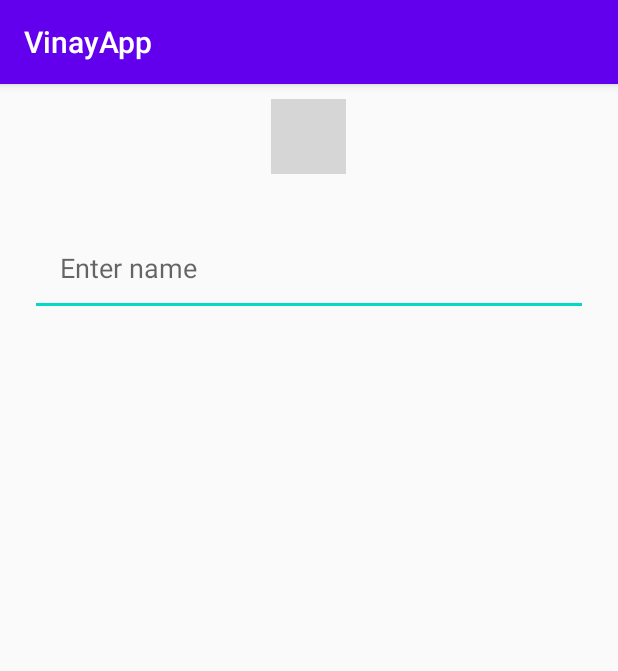
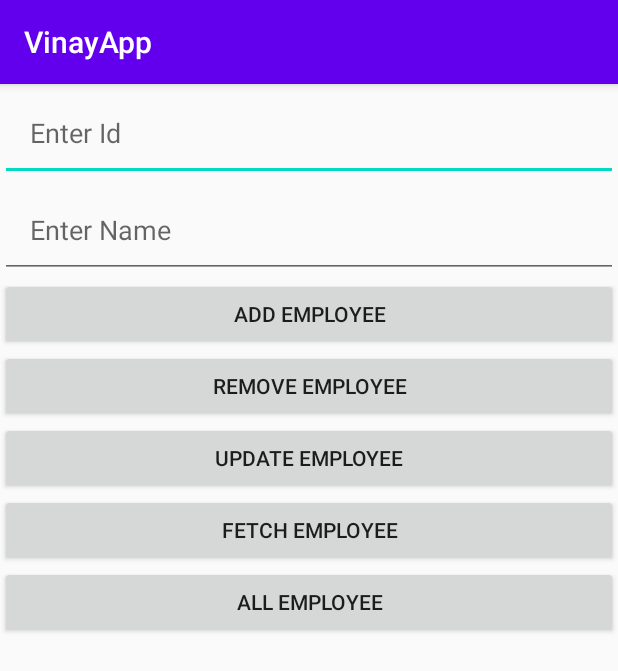
Before and after one commit to deepsingh44/vinayapp, an Android app: the MainActivity screen opened directly, with no data from a screen before it, on a phone screen of 412 x 824 dp. Shown: the top 671 px of the screen. Run offline under Robolectric (Android 15) with nearby library versions, the phone set to English and light mode, and no system bars; grey boxes are pictures that could not be loaded.

```diff
--- a/app/src/main/java/com/deepsingh44/vinayapp/Employee.java
+++ b/app/src/main/java/com/deepsingh44/vinayapp/Employee.java
@@ -1,6 +1,8 @@
 package com.deepsingh44.vinayapp;
 
-public class Employee {
+import java.io.Serializable;
+
+public class Employee implements Serializable {
     private int id;
     private String name;
 
--- a/app/src/main/java/com/deepsingh44/vinayapp/MainActivity.java
+++ b/app/src/main/java/com/deepsingh44/vinayapp/MainActivity.java
@@ -3,74 +3,87 @@ package com.deepsingh44.vinayapp;
 import androidx.annotation.Nullable;
 import androidx.appcompat.app.AppCompatActivity;
 
+import android.content.Intent;
 import android.os.Bundle;
 import android.util.Log;
 import android.view.View;
+import android.webkit.WebView;
 import android.widget.AdapterView;
 import android.widget.ArrayAdapter;
 import android.widget.AutoCompleteTextView;
+import android.widget.EditText;
 import android.widget.MultiAutoCompleteTextView;
 import android.widget.Spinner;
 import android.widget.Toast;
 
+import java.util.ArrayList;
+import java.util.List;
+
 public class MainActivity extends AppCompatActivity {
-    String[] names = {"sonu","abhi", "suresh","ajay"};
+    Database db;
+    EditText tid, tname;
 
     @Override
     protected void onCreate(@Nullable Bundle savedInstanceState) {
         super.onCreate(savedInstanceState);
         setContentView(R.layout.activity_main);
-
-        MultiAutoCompleteTextView ac=findViewById(R.id.multi);
-        ac.setAdapter(new ArrayAdapter<String>(this,android.R.layout.simple_list_item_1,names));
-        ac.setThreshold(1);
-        ac.setTokenizer(new MultiAutoCompleteTextView.CommaTokenizer());
-
-        ac.setOnItemClickListener(new AdapterView.OnItemClickListener() {
-            @Override
-            public void onItemClick(AdapterView<?> parent, View view, int position, long id) {
-                String name=parent.getItemAtPosition(position).toString();
-
-                //Toast.makeText(MainActivity.this,name, Toast.LENGTH_SHORT).show();
-                Log.e("error",name);
-            }
-        });
-
-        /*AutoCompleteTextView ac=findViewById(R.id.auto);
-        ac.setAdapter(new ArrayAdapter<String>(this,android.R.layout.simple_list_item_1,names));
-        ac.setThreshold(1);
-
-
-        ac.setOnItemClickListener(new AdapterView.OnItemClickListener() {
-            @Override
-            public void onItemClick(AdapterView<?> parent, View view, int position, long id) {
-                String name=parent.getItemAtPosition(position).toString();
-
-                //Toast.makeText(MainActivity.this,name, Toast.LENGTH_SHORT).show();
-                Log.e("error",name);
-            }
-        });*/
-
-
-        /*Spinner spn = findViewById(R.id.spn);
-        spn.setAdapter(new ArrayAdapter<String>(this,R.layout.item,names));
-
-        spn.setOnItemSelectedListener(new AdapterView.OnItemSelectedListener() {
-            @Override
-            public void onItemSelected(AdapterView<?> parent, View view, int position, long id) {
-                String item=parent.getItemAtPosition(position).toString();
-                //parent.setSelection(1);
-                if(!item.equalsIgnoreCase("select name")){
-                    Toast.makeText(MainActivity.this, item, Toast.LENGTH_SHORT).show();
-                }
-            }
-
-            @Override
-            public void onNothingSelected(AdapterView<?> parent) {
-
-            }
-        });*/
+        db = new Database(this);
+        tid = findViewById(R.id.id);
+        tname = findViewById(R.id.name);
 
     }
 
+    public void addEmployee(View view) {
+        Employee e = new Employee();
+        e.setId(Integer.parseInt(tid.getText().toString()));
+        e.setName(tname.getText().toString());
+        long l = db.insert(e);
+        if (l > 0) {
+            Toast.makeText(this, "Add", Toast.LENGTH_SHORT).show();
+        } else {
+            Toast.makeText(this, "Fail", Toast.LENGTH_SHORT).show();
+        }
+    }
+
+    public void removeEmployee(View view) {
+        //Employee employee=db.getEmployee(Integer.parseInt(tid.getText().toString()));
+        long l = db.delete(Integer.parseInt(tid.getText().toString()));
+        if (l > 0) {
+            Toast.makeText(this, "delete", Toast.LENGTH_SHORT).show();
+        } else {
+            Toast.makeText(this, "Fail", Toast.LENGTH_SHORT).show();
+        }
+    }
+
+    public void updateEmployee(View view) {
+        Employee employee = db.getEmployee(Integer.parseInt(tid.getText().toString()));
+        employee.setName(tname.getText().toString());
+        long l = db.update(employee);
+        if (l > 0) {
+            Toast.makeText(this, "update", Toast.LENGTH_SHORT).show();
+        } else {
+            Toast.makeText(this, "Fail", Toast.LENGTH_SHORT).show();
+        }
+    }
+
+    public void fetchEmployee(View view) {
+        Log.e("error", db.getEmployee(Integer.parseInt(tid.getText().toString())).getName());
+    }
+
+    public void allEmployee(View view) {
+        ArrayList<Employee> list = (ArrayList<Employee>) db.getAllEmployee();
+        Log.e("error", list.size() + "");
+        Intent in = new Intent(this, RecylerDemo.class);
+        in.putExtra("list", list);
+        startActivity(in);
+        //finish();
+    }
+
+    public void logout(View view) {
+        ((SingleTask) getApplication()).getSharedPreferences().edit().remove("status").commit();
+        startActivity(new Intent(this, Login.class));
+        finish();
+    }
+
+
 }
--- a/app/src/main/res/layout/activity_main.xml
+++ b/app/src/main/res/layout/activity_main.xml
@@ -3,55 +3,49 @@
     android:orientation="vertical"
     xmlns:android="http://schemas.android.com/apk/res/android">
 
-    <de.hdodenhof.circleimageview.CircleImageView
-        android:layout_width="50dp"
-        android:layout_height="50dp"
-        android:src="@drawable/back"
-        android:layout_gravity="center"
-        android:layout_margin="10dp"
-        android:scaleType="centerCrop"/>
 
-   <!-- <TextView
-        android:layout_width="wrap_content"
-        android:layout_height="wrap_content"
-        android:text="Deep Singh"
-        android:textAppearance="@style/TextAppearance.AppCompat.Large"
-        android:layout_gravity="center"/>-->
-
-   <!-- <EditText
+    <EditText
         android:layout_width="match_parent"
         android:layout_height="wrap_content"
-        android:hint="Enter Name"
-        android:layout_marginTop="20dp"
-        android:background="@drawable/outline"
-        android:layout_marginRight="20dp"
-        android:layout_marginLeft="20dp"
-        android:padding="15dp"
-        android:inputType="number"
-        android:digits=" -1234567890" />-->
+        android:id="@+id/id"
+        android:padding="20dp"
+        android:hint="Enter Id"/>
 
-   <!-- <Spinner
+    <EditText
         android:layout_width="match_parent"
         android:layout_height="wrap_content"
+        android:id="@+id/name"
         android:padding="20dp"
-        android:id="@+id/spn"/>-->
+        android:hint="Enter Name"/>
 
-   <!-- <AutoCompleteTextView
+    <Button
         android:layout_width="match_parent"
         android:layout_height="wrap_content"
-        android:id="@+id/auto"
-        android:padding="20dp"
-        android:layout_margin="20dp"
-        android:hint="Enter name"/>-->
+        android:onClick="addEmployee"
+        android:text="Add Employee"/>
 
-    <MultiAutoCompleteTextView
+    <Button
         android:layout_width="match_parent"
         android:layout_height="wrap_content"
-        android:id="@+id/multi"
-        android:padding="20dp"
-        android:hint="Enter name"
-        android:layout_margin="20dp"/>
+        android:onClick="removeEmployee"
+        android:text="Remove Employee"/>
 
+    <Button
+        android:layout_width="match_parent"
+        android:layout_height="wrap_content"
+        android:onClick="updateEmployee"
+        android:text="Update Employee"/>
 
+    <Button
+        android:layout_width="match_parent"
+        android:layout_height="wrap_content"
+        android:onClick="fetchEmployee"
+        android:text="Fetch Employee"/>
+
+    <Button
+        android:layout_width="match_parent"
+        android:layout_height="wrap_content"
+        android:onClick="allEmployee"
+        android:text="All Employee"/>
 
 </LinearLayout>
```
Also changed, not shown: app/src/main/AndroidManifest.xml (+11 -4 lines), app/src/main/java/com/deepsingh44/vinayapp/Database.java (added, +90 -0 lines), app/src/main/java/com/deepsingh44/vinayapp/Login.java (added, +39 -0 lines), app/src/main/java/com/deepsingh44/vinayapp/RecylerDemo.java (+6 -3 lines), app/src/main/java/com/deepsingh44/vinayapp/SingleTask.java (added, +18 -0 lines), app/src/main/java/com/deepsingh44/vinayapp/SplashFile.java (added, +59 -0 lines), app/src/main/res/anim/slide_down.xml (added, +8 -0 lines), app/src/main/res/layout/activity_login.xml (added, +28 -0 lines), app/src/main/res/layout/activity_splash_file.xml (added, +24 -0 lines).
